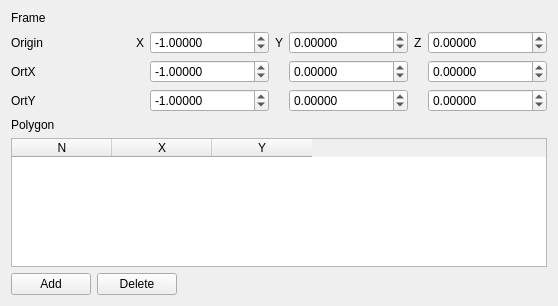
The window that utils/corestructs/cameraModel/fixtureGeometryControlWidget.ui (NickPenkrat/corecvs) describes before a commit, drawn with Qt 5.
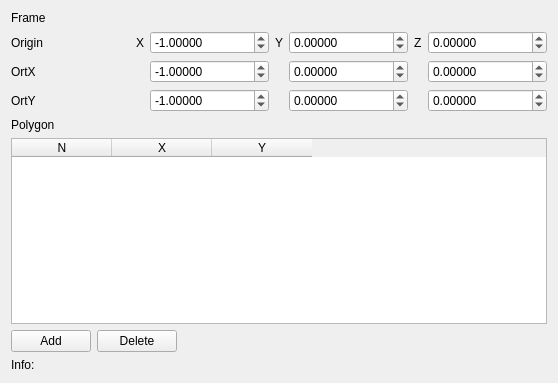
The same window after the commit. Icons and pictures are not drawn.

Patch:
```diff
--- a/utils/corestructs/cameraModel/fixtureGeometryControlWidget.ui
+++ b/utils/corestructs/cameraModel/fixtureGeometryControlWidget.ui
@@ -7,7 +7,7 @@
     <x>0</x>
     <y>0</y>
     <width>558</width>
-    <height>306</height>
+    <height>383</height>
    </rect>
   </property>
   <property name="windowTitle">
@@ -293,6 +293,13 @@
      </property>
     </widget>
    </item>
+   <item row="5" column="0">
+    <widget class="QLabel" name="infoLabel">
+     <property name="text">
+      <string>Info:</string>
+     </property>
+    </widget>
+   </item>
   </layout>
  </widget>
  <resources>
```
